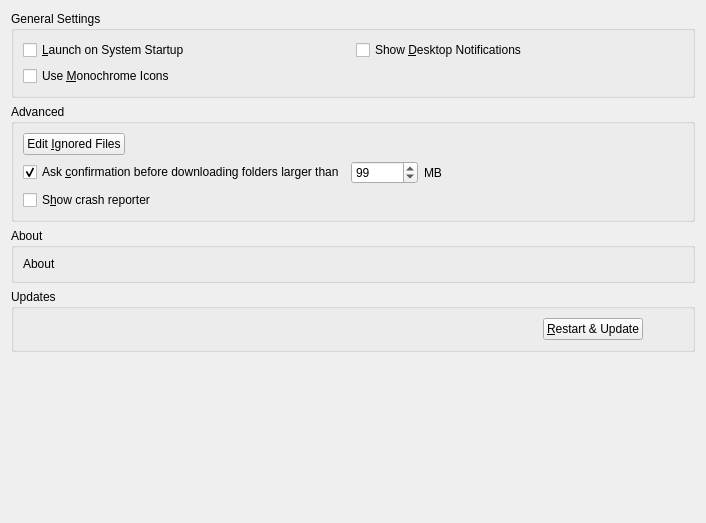
The window that src/gui/generalsettings.ui (GrossLukas/client) describes before a commit, drawn with Qt 5.
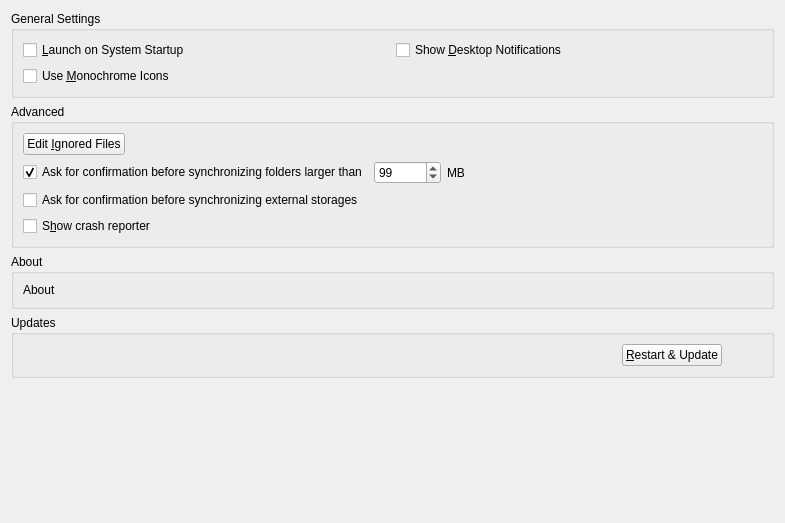
The same window after the commit.

Commit message:
Wizard: Add options to ask confirmation for external storage
Added two checkboxes in the Account Wizard in the advanced page to change the first options.
Also added a checkbox in the general settings to ask for confirmation for external storages.

Theme options allow to hide the checkboxes in the wizard.

As described in issue #5340

Patch:
```diff
--- a/src/gui/generalsettings.ui
+++ b/src/gui/generalsettings.ui
@@ -6,7 +6,7 @@
    <rect>
     <x>0</x>
     <y>0</y>
-    <width>706</width>
+    <width>785</width>
     <height>523</height>
    </rect>
   </property>
@@ -53,13 +53,6 @@
       <string>Advanced</string>
      </property>
      <layout class="QGridLayout" name="gridLayout">
-      <item row="0" column="0">
-       <widget class="QPushButton" name="ignoredFilesButton">
-        <property name="text">
-         <string>Edit &amp;Ignored Files</string>
-        </property>
-       </widget>
-      </item>
       <item row="0" column="1" colspan="2">
        <spacer name="horizontalSpacer_4">
         <property name="orientation">
@@ -73,12 +66,25 @@
         </property>
        </spacer>
       </item>
+      <item row="3" column="0" colspan="2">
+       <widget class="QCheckBox" name="crashreporterCheckBox">
+        <property name="sizePolicy">
+         <sizepolicy hsizetype="MinimumExpanding" vsizetype="Fixed">
+          <horstretch>0</horstretch>
+          <verstretch>0</verstretch>
+         </sizepolicy>
+        </property>
+        <property name="text">
+         <string>S&amp;how crash reporter</string>
+        </property>
+       </widget>
+      </item>
       <item row="1" column="0" colspan="3">
        <layout class="QHBoxLayout" name="horizontalLayout_3">
         <item>
          <widget class="QCheckBox" name="newFolderLimitCheckBox">
           <property name="text">
-           <string>Ask &amp;confirmation before downloading folders larger than</string>
+           <string>Ask for confirmation before synchronizing folders larger than</string>
           </property>
           <property name="checked">
            <bool>true</bool>
@@ -98,7 +104,7 @@
         <item>
          <widget class="QLabel" name="label">
           <property name="text">
-           <string>MB</string>
+           <string extracomment="Trailing part of &quot;Ask confirmation before syncing folder larger than&quot; ">MB</string>
           </property>
          </widget>
         </item>
@@ -117,20 +123,7 @@
         </item>
        </layout>
       </item>
-      <item row="2" column="0" colspan="2">
-       <widget class="QCheckBox" name="crashreporterCheckBox">
-        <property name="sizePolicy">
-         <sizepolicy hsizetype="MinimumExpanding" vsizetype="Fixed">
-          <horstretch>0</horstretch>
-          <verstretch>0</verstretch>
-         </sizepolicy>
-        </property>
-        <property name="text">
-         <string>S&amp;how crash reporter</string>
-        </property>
-       </widget>
-      </item>
-      <item row="2" column="2">
+      <item row="3" column="2">
        <layout class="QHBoxLayout" name="horizontalLayout_5">
         <item>
          <spacer name="horizontalSpacer_5">
@@ -147,6 +140,20 @@
         </item>
        </layout>
       </item>
+      <item row="0" column="0">
+       <widget class="QPushButton" name="ignoredFilesButton">
+        <property name="text">
+         <string>Edit &amp;Ignored Files</string>
+        </property>
+       </widget>
+      </item>
+      <item row="2" column="0" colspan="3">
+       <widget class="QCheckBox" name="newExternalStorage">
+        <property name="text">
+         <string>Ask for confirmation before synchronizing external storages</string>
+        </property>
+       </widget>
+      </item>
      </layout>
     </widget>
    </item>
```
The commit also changes 13 other files.
